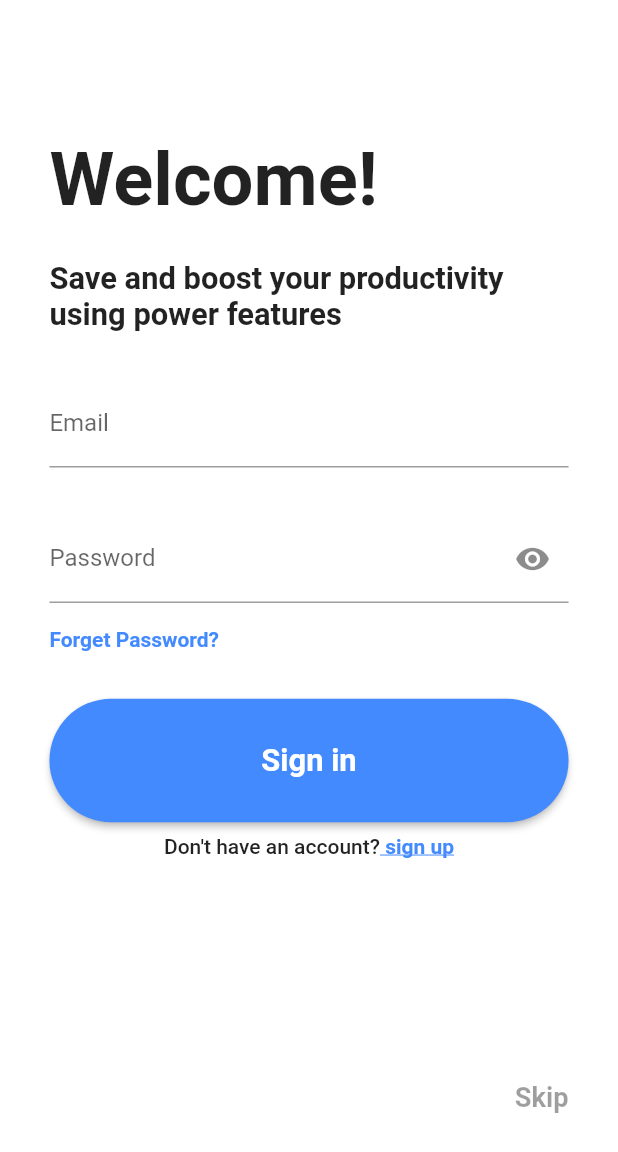
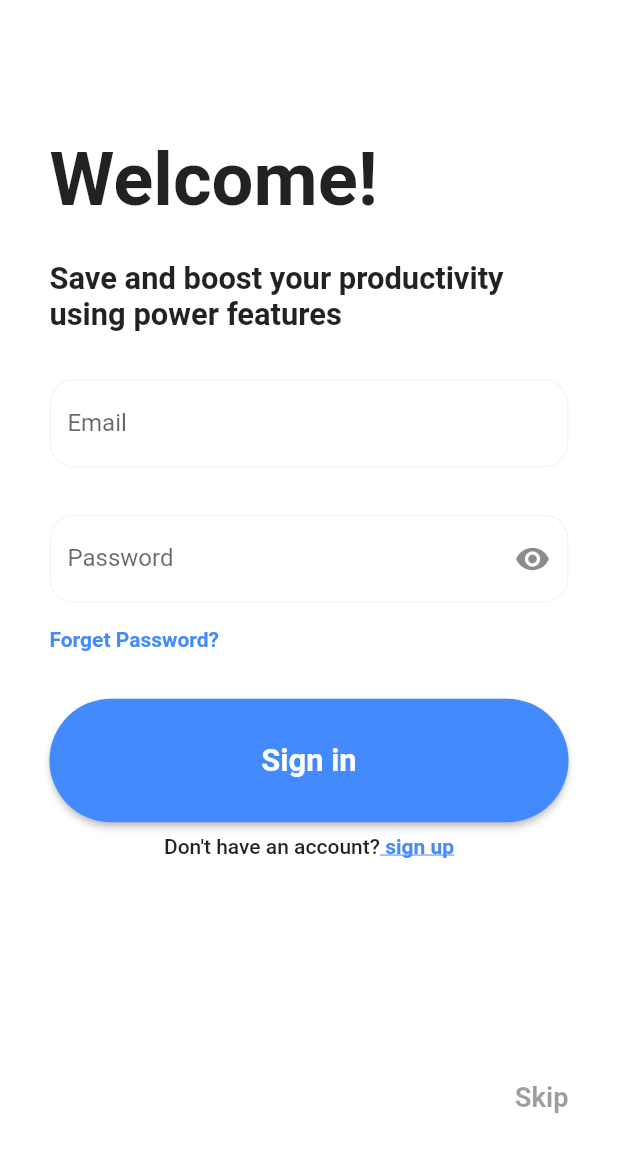
Before and after one commit to korhlins/Plana, a Flutter app: the screen it shows after launch, on a phone screen of 412 x 824 dp. Shown: the top 1152 px of the screen. Run offline on Flutter 3.47's test engine with Material 2 defaults, Android fonts, the light colour scheme and no system bars; our stand-ins replace animated_bottom_navigation_bar, firebase_auth, firebase_core, flutter_datetime_picker, sqflite; missing offline and left inert: date_utils, modal_progress_hud_alt; accounts and stored records are empty.

Commit message:
modifying the code.

```diff
--- a/lib/View/screen/sign_in_screen.dart
+++ b/lib/View/screen/sign_in_screen.dart
@@ -1,14 +1,15 @@
 import 'package:flutter/material.dart';
 import 'package:plana/View/utilities/media_Query.dart';
 import 'package:plana/View/components/Text_Link.dart';
-import 'package:plana/View/components/Text_fields.dart';
 import 'package:plana/View/components/large_button.dart';
 import 'package:plana/View/screen/Sign_up_screen.dart';
-import 'package:firebase_auth/firebase_auth.dart';
+
 import 'package:plana/View/screen/home_screen.dart';
 import 'package:modal_progress_hud_alt/modal_progress_hud_alt.dart';
-import 'package:plana/View-Model/sign_in_provider.dart';
+
 import 'package:provider/provider.dart';
+
+import '../../View-Model/sign_in_provider.dart';
 
 class SignInScreen extends StatefulWidget {
   static const String id = 'SignInScreen';
@@ -20,7 +21,7 @@ class SignInScreen extends StatefulWidget {
 class _SignInScreenState extends State<SignInScreen> {
   final _formKey = GlobalKey<FormState>();
   bool isClicked = false;
-  final _auth = FirebaseAuth.instance;
+
   TextEditingController emailController = TextEditingController();
   TextEditingController passwordController = TextEditingController();
 
@@ -37,12 +38,12 @@ class _SignInScreenState extends State<SignInScreen> {
             FocusScope.of(context).unfocus();
           },
           child: SafeArea(
-            child: SingleChildScrollView(
-              physics: ClampingScrollPhysics(),
-              child: Padding(
-                padding: EdgeInsets.all(height * 0.04),
-                child: Form(
-                  key: _formKey,
+            child: Form(
+              key: _formKey,
+              child: SingleChildScrollView(
+                physics: ClampingScrollPhysics(),
+                child: Padding(
+                  padding: EdgeInsets.all(height * 0.04),
                   child: Column(
                     crossAxisAlignment: CrossAxisAlignment.start,
                     children: [
@@ -70,9 +71,23 @@ class _SignInScreenState extends State<SignInScreen> {
                         height: height * 0.038,
                       ),
                       TextFormField(
-                        decoration: const InputDecoration(
+                        decoration: InputDecoration(
                           labelText: "Email",
                           hintText: "kelvin@email.com",
+                          hintStyle: const TextStyle(
+                            color: Colors.black26,
+                          ),
+                          focusedBorder: OutlineInputBorder(
+                            borderSide:
+                                const BorderSide(color: Color(0xFFF2F6FF)),
+                            borderRadius: BorderRadius.circular(height * 0.02),
+                          ),
+                          enabledBorder: OutlineInputBorder(
+                            borderSide: const BorderSide(
+                              color: Color(0xFFF2F6FF),
+                            ),
+                            borderRadius: BorderRadius.circular(height * 0.02),
+                          ),
                         ),
                         controller: emailController,
                         keyboardType: TextInputType.emailAddress,
@@ -119,6 +134,20 @@ class _SignInScreenState extends State<SignInScreen> {
                                   .toggleVisibility();
                             },
                           ),
+                          hintStyle: const TextStyle(
+                            color: Colors.black26,
+                          ),
+                          focusedBorder: OutlineInputBorder(
+                            borderSide:
+                                const BorderSide(color: Color(0xFFF2F6FF)),
+                            borderRadius: BorderRadius.circular(height * 0.02),
+                          ),
+                          enabledBorder: OutlineInputBorder(
+                            borderSide: const BorderSide(
+                              color: Color(0xFFF2F6FF),
+                            ),
+                            borderRadius: BorderRadius.circular(height * 0.02),
+                          ),
                         ),
                         controller: passwordController,
                         keyboardType: TextInputType.emailAddress,
@@ -149,26 +178,6 @@ class _SignInScreenState extends State<SignInScreen> {
                             context
                                 .read<SignInAndOutProvider>()
                                 .setSpinnerAction(true);
-                            try {
-                              final user =
-                                  await _auth.signInWithEmailAndPassword(
-                                      email: emailController.text,
-                                      password: passwordController.text);
-                              if (user != null) {
-                                context
-                                    .read<SignInAndOutProvider>()
-                                    .setSpinnerAction(false);
-                              }
-                              context
-                                  .read<SignInAndOutProvider>()
-                                  .setSpinnerAction(false);
-                              Navigator.pushNamed(context, HomeScreen.id);
-                            } catch (e) {
-                              Navigator.pushNamed(context, SignUpScreen.id);
-                              context
-                                  .read<SignInAndOutProvider>()
-                                  .setSpinnerAction(false);
-                            }
                           }),
                       SizedBox(
                         height: height * 0.01,
```
Also changed, not shown: lib/Services/firebase_methods.dart (added, +29 -0 lines), lib/View/utilities/snack_bar.dart (added, +12 -0 lines).
